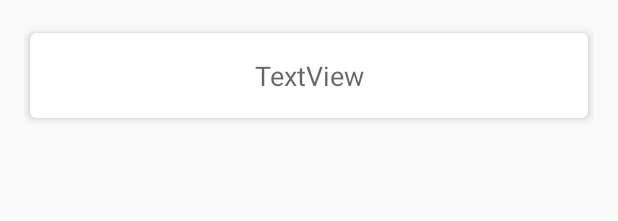
After one commit to Elisvobs/Our-Roots, an Android app: the layout activity_foods.xml on its own in the app's theme, with its tools: preview values and no code run, on a phone screen of 412 x 824 dp. The commit adds this screen. Shown: the top 221 px of the screen. Run offline under Robolectric (Android 15) with nearby library versions, the phone set to English and light mode, and no system bars.

Commit message:
Making it better

```diff
--- /dev/null
+++ b/app/src/main/res/layout/activity_foods.xml
@@ -0,0 +1,23 @@
+<?xml version="1.0" encoding="utf-8"?>
+<androidx.constraintlayout.widget.ConstraintLayout
+    xmlns:android="http://schemas.android.com/apk/res/android"
+    xmlns:app="http://schemas.android.com/apk/res-auto"
+    xmlns:tools="http://schemas.android.com/tools"
+    android:layout_width="match_parent"
+    android:layout_height="match_parent"
+    app:layout_behavior="@string/appbar_scrolling_view_behavior">
+
+    <androidx.recyclerview.widget.RecyclerView
+        android:id="@+id/food_list"
+        android:layout_width="match_parent"
+        android:layout_height="match_parent"
+        android:layout_marginStart="16dp"
+        android:layout_marginTop="16dp"
+        android:layout_marginEnd="16dp"
+        android:layout_marginBottom="16dp"
+        app:layout_constraintBottom_toBottomOf="parent"
+        app:layout_constraintEnd_toEndOf="parent"
+        app:layout_constraintStart_toStartOf="parent"
+        app:layout_constraintTop_toTopOf="parent"
+        tools:listitem="@layout/item_list" />
+</androidx.constraintlayout.widget.ConstraintLayout>
--- /dev/null
+++ b/app/src/main/res/layout/item_list.xml
@@ -0,0 +1,35 @@
+<?xml version="1.0" encoding="utf-8"?>
+<FrameLayout xmlns:android="http://schemas.android.com/apk/res/android"
+    android:layout_width="match_parent"
+    android:layout_height="match_parent"
+    xmlns:app="http://schemas.android.com/apk/res-auto">
+
+    <androidx.cardview.widget.CardView
+        android:layout_height="wrap_content"
+        android:layout_width="match_parent"
+        app:contentPadding="16dp"
+        app:cardUseCompatPadding="true"
+        app:cardPreventCornerOverlap="false"
+        app:cardElevation="4dp"
+        app:cardCornerRadius="4dp"
+        android:id="@+id/card_view">
+
+        <androidx.constraintlayout.widget.ConstraintLayout
+            android:layout_height="wrap_content"
+            android:layout_width="match_parent">
+
+            <TextView
+                android:layout_height="wrap_content"
+                android:layout_width="0dp"
+                android:id="@+id/text_name"
+                app:layout_constraintTop_toTopOf="parent"
+                app:layout_constraintStart_toStartOf="parent"
+                app:layout_constraintEnd_toEndOf="parent"
+                android:textAppearance="@style/TextAppearance.AppCompat.Medium"
+                android:textAlignment="center"
+                android:text="TextView"/>
+        </androidx.constraintlayout.widget.ConstraintLayout>
+
+    </androidx.cardview.widget.CardView>
+
+</FrameLayout>
```
Also changed, not shown: app/src/main/java/com/elisvobs/roots/Food.java (added, +9 -0 lines), app/src/main/java/com/elisvobs/roots/FoodRecyclerViewAdapter.java (added, +45 -0 lines), app/src/main/java/com/elisvobs/roots/LegumesActivity.java (+29 -1 lines), app/src/main/java/com/elisvobs/roots/MushroomActivity.java (+28 -1 lines), app/src/main/java/com/elisvobs/roots/SolidsActivity.java (+32 -1 lines), app/src/main/java/com/elisvobs/roots/VegetableActivity.java (+40 -1 lines), app/src/main/res/layout/activity_legumes.xml (deleted, +0 -9 lines), app/src/main/res/layout/activity_mushroom.xml (deleted, +0 -9 lines), app/src/main/res/layout/activity_solids.xml (deleted, +0 -9 lines), app/src/main/res/layout/activity_vegetable.xml (deleted, +0 -9 lines).
